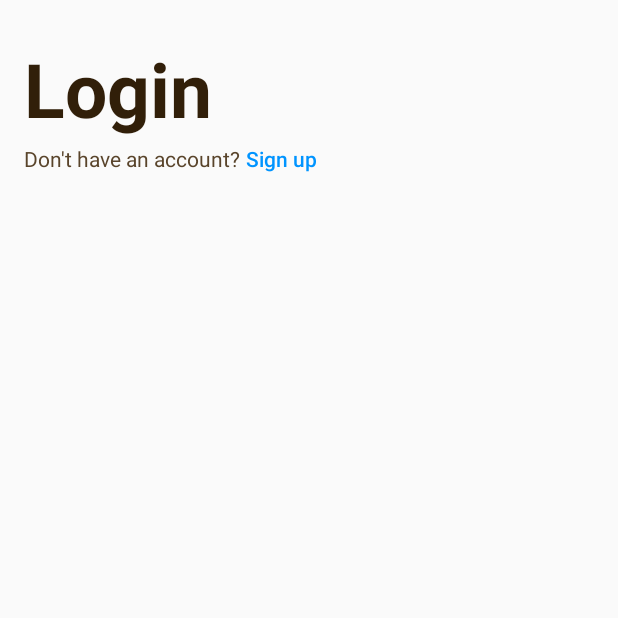
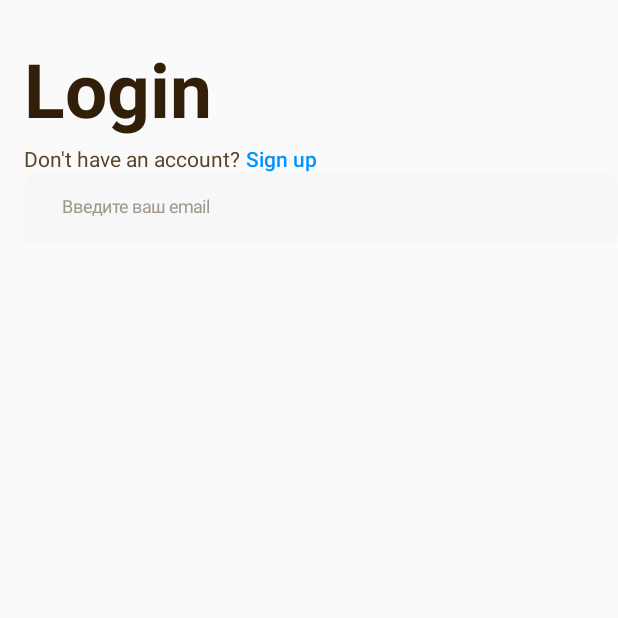
Before and after one commit to antongordeev9505/JetPackComposeApp, an Android app built with Jetpack Compose: the screen it shows after launch (MainActivity), on a phone screen of 412 x 824 dp, the top half of it. Run offline under Robolectric (Android 15) with nearby library versions, the phone set to English and light mode, and no system bars; our stand-ins replace Dagger/Hilt's generated code, accompanist.

Commit message:
Added TextField component

```diff
--- /dev/null
+++ b/app/src/main/java/com/example/jetpackcompose/ui/components/DTextField.kt
@@ -0,0 +1,73 @@
+package com.example.jetpackcompose.ui.components
+
+import androidx.compose.foundation.layout.padding
+import androidx.compose.foundation.layout.size
+import androidx.compose.foundation.shape.RoundedCornerShape
+import androidx.compose.material.Surface
+import androidx.compose.material.Text
+import androidx.compose.material.TextField
+import androidx.compose.material.TextFieldDefaults
+import androidx.compose.runtime.Composable
+import androidx.compose.ui.Modifier
+import androidx.compose.ui.text.TextStyle
+import androidx.compose.ui.text.input.PasswordVisualTransformation
+import androidx.compose.ui.text.input.VisualTransformation
+import androidx.compose.ui.tooling.preview.Preview
+import androidx.compose.ui.unit.dp
+import androidx.compose.ui.unit.sp
+import com.example.jetpackcompose.ui.theme.AppTheme
+
+@Composable
+fun DTextField(
+    modifier: Modifier = Modifier,
+    value: String,
+    placeholder: String,
+    enabled: Boolean = true,
+    secureText: Boolean = false,
+    onValueChange: (String) -> Unit
+) {
+    TextField(
+        modifier = modifier,
+        value = value,
+        enabled = enabled,
+        placeholder = {
+            Text(
+                modifier = Modifier.padding(start = 9.22.dp),
+                text = placeholder,
+                style = TextStyle(
+                    color = AppTheme.colors.hintTextColor,
+                    fontSize = 11.93.sp
+                )
+            )
+        },
+        shape = RoundedCornerShape(10.dp),
+        colors = TextFieldDefaults.textFieldColors(
+            backgroundColor = AppTheme.colors.secondaryBackground,
+            textColor = AppTheme.colors.primaryTextColor,
+            disabledIndicatorColor = AppTheme.colors.primaryBackground,
+            errorIndicatorColor = AppTheme.colors.primaryBackground,
+            focusedIndicatorColor = AppTheme.colors.primaryBackground,
+            unfocusedIndicatorColor = AppTheme.colors.primaryBackground
+        ),
+        visualTransformation = if (secureText) PasswordVisualTransformation() else
+            VisualTransformation.None,
+        onValueChange = onValueChange
+    )
+}
+
+@Composable
+@Preview
+fun DTextFieldPreview() {
+    Surface(
+        modifier = Modifier.size(200.dp),
+        color = AppTheme.colors.primaryBackground
+    ) {
+        DTextField(
+            value = "",
+            placeholder = "First name",
+            onValueChange = {
+
+            }
+        )
+    }
+}
--- a/app/src/main/java/com/example/jetpackcompose/ui/screens/login/LoginScreen.kt
+++ b/app/src/main/java/com/example/jetpackcompose/ui/screens/login/LoginScreen.kt
@@ -1,5 +1,6 @@
 package com.example.jetpackcompose.ui.screens.login
 
+import androidx.compose.foundation.clickable
 import androidx.compose.foundation.layout.Row
 import androidx.compose.foundation.layout.Spacer
 import androidx.compose.foundation.layout.padding
@@ -15,7 +16,11 @@ import androidx.compose.ui.text.font.FontWeight
 import androidx.compose.ui.unit.dp
 import androidx.compose.ui.unit.sp
 import com.example.jetpackcompose.R
+import com.example.jetpackcompose.ui.screens.login.models.LoginEvent
 import com.example.jetpackcompose.ui.screens.login.models.LoginSubState
+import com.example.jetpackcompose.ui.screens.login.views.ForgotPasswordView
+import com.example.jetpackcompose.ui.screens.login.views.SignInView
+import com.example.jetpackcompose.ui.screens.login.views.SignUpView
 import com.example.jetpackcompose.ui.theme.AppTheme
 
 @Composable
@@ -58,6 +63,13 @@ fun LoginScreen(loginViewModel: LoginViewModel) {
                     Spacer(modifier = Modifier.width(4.dp))
                     if (loginSubState != LoginSubState.ForgotPassword) {
                         Text(
+                            modifier = Modifier.clickable {
+                                when (loginSubState) {
+                                    LoginSubState.SignIn -> loginViewModel.obtainEvent(LoginEvent.SignUpClicked)
+                                    LoginSubState.SignUp -> loginViewModel.obtainEvent(LoginEvent.SignInClicked)
+                                    else -> Unit
+                                }
+                            },
                             text = when (loginSubState) {
                                 LoginSubState.SignIn -> stringResource(id = R.string.sign_in_action)
                                 LoginSubState.SignUp -> stringResource(id = R.string.sign_up_action)
@@ -71,6 +83,20 @@ fun LoginScreen(loginViewModel: LoginViewModel) {
                     }
                 }
             }
+
+
+            item {
+                when (loginSubState) {
+                    LoginSubState.SignIn -> SignInView(
+                        viewState = this@with,
+                        onTextFieldChange = {
+                            loginViewModel.obtainEvent(LoginEvent.EmailChanged(it))
+                        }
+                    )
+                    LoginSubState.SignUp -> SignUpView()
+                    LoginSubState.ForgotPassword -> ForgotPasswordView()
+                }
+            }
         }
     }
 }
--- a/app/src/main/java/com/example/jetpackcompose/ui/screens/login/models/LoginEvent.kt
+++ b/app/src/main/java/com/example/jetpackcompose/ui/screens/login/models/LoginEvent.kt
@@ -1,3 +1,7 @@
 package com.example.jetpackcompose.ui.screens.login.models
 
-sealed class LoginEvent
+sealed class LoginEvent {
+    object SignInClicked : LoginEvent()
+    object SignUpClicked : LoginEvent()
+    data class EmailChanged(val value: String) : LoginEvent()
+}
--- /dev/null
+++ b/app/src/main/java/com/example/jetpackcompose/ui/screens/login/views/SignInView.kt
@@ -0,0 +1,31 @@
+package com.example.jetpackcompose.ui.screens.login.views
+
+import androidx.compose.foundation.layout.Column
+import androidx.compose.foundation.layout.fillMaxWidth
+import androidx.compose.foundation.layout.height
+import androidx.compose.runtime.Composable
+import androidx.compose.ui.Modifier
+import androidx.compose.ui.res.stringResource
+import androidx.compose.ui.unit.dp
+import com.example.jetpackcompose.R
+import com.example.jetpackcompose.ui.components.DTextField
+import com.example.jetpackcompose.ui.screens.login.models.LoginViewState
+
+@Composable
+fun SignInView(
+    viewState: LoginViewState,
+    onTextFieldChange: (String) -> Unit
+) {
+    Column {
+        DTextField(
+            modifier = Modifier
+                .fillMaxWidth()
+                .height(50.dp),
+            value = viewState.emailValue,
+            placeholder = stringResource(id = R.string.email_hint),
+            onValueChange = {
+                onTextFieldChange(it)
+            }
+        )
+    }
+}
--- a/app/src/main/java/com/example/jetpackcompose/ui/theme/Color.kt
+++ b/app/src/main/java/com/example/jetpackcompose/ui/theme/Color.kt
@@ -18,7 +18,7 @@ data class Colors(
 
 val lightPaletteColors = Colors(
     primaryBackground = Color.White,
-    secondaryBackground = Color(0xFFD0CCC7),
+    secondaryBackground = Color(0x10D0CCC7),
     headerTextColor = Color(0xFF311F09),
     primaryTextColor = Color(0xFF59442B),
     primaryTextInvertColor = Color(0xFFFFFFFF),
--- a/app/src/main/res/values/strings.xml
+++ b/app/src/main/res/values/strings.xml
@@ -8,4 +8,5 @@
     <string name="forgot_password_subtitle">We\'re so sorry</string>
     <string name="sign_in_action">Sign up</string>
     <string name="sign_up_action">Sign in</string>
+    <string name="email_hint">Введите ваш email</string>
 </resources>
```
Also changed, not shown: app/src/main/java/com/example/jetpackcompose/ui/screens/login/LoginViewModel.kt (+18 -3 lines), app/src/main/java/com/example/jetpackcompose/ui/screens/login/views/ForgotView.kt (added, +7 -0 lines), app/src/main/java/com/example/jetpackcompose/ui/screens/login/views/SignUpView.kt (added, +7 -0 lines).
